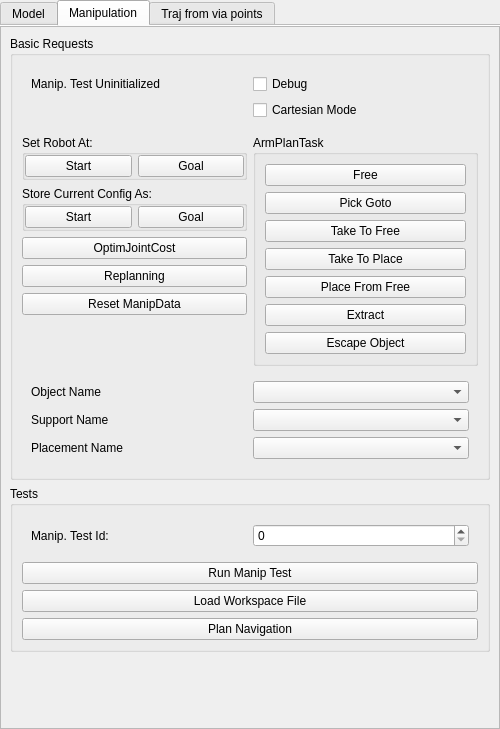
Above: src/move3d-qt-gui-libs/src/qtMainInterface/sideWidgets/qtRobot.ui from jmainpri/move3d-studio before the change. Below: the same form after it.
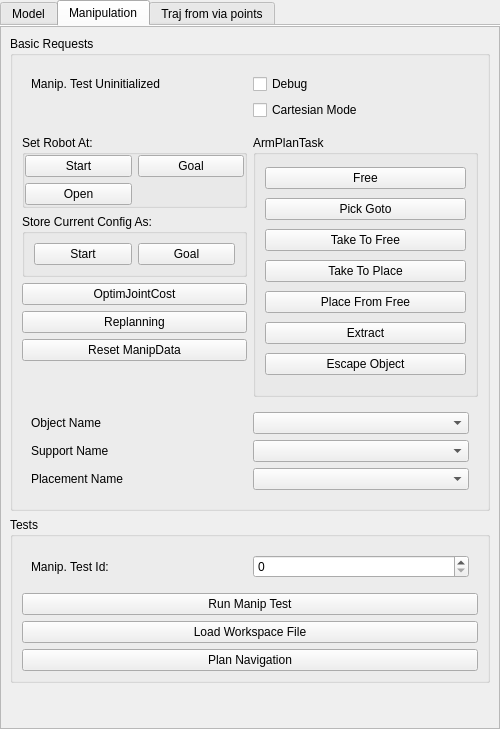
That is the form after the change. The open tabs and pages were chosen to show the change.

Commit message: [move3d-studio] fix bug and add button to set robot in openconf

Patch:
```diff
--- a/src/move3d-qt-gui-libs/src/qtMainInterface/sideWidgets/qtRobot.ui
+++ b/src/move3d-qt-gui-libs/src/qtMainInterface/sideWidgets/qtRobot.ui
@@ -32,7 +32,7 @@
       </sizepolicy>
      </property>
      <property name="currentIndex">
-      <number>2</number>
+      <number>1</number>
      </property>
      <property name="usesScrollButtons">
       <bool>true</bool>
@@ -79,8 +79,8 @@
            <rect>
             <x>0</x>
             <y>0</y>
-            <width>483</width>
-            <height>1170</height>
+            <width>480</width>
+            <height>1187</height>
            </rect>
           </property>
           <property name="sizePolicy">
@@ -593,9 +593,9 @@
           <property name="geometry">
            <rect>
             <x>0</x>
-            <y>0</y>
-            <width>483</width>
-            <height>734</height>
+            <y>-29</y>
+            <width>480</width>
+            <height>729</height>
            </rect>
           </property>
           <layout class="QVBoxLayout" name="verticalLayout_4">
@@ -622,24 +622,31 @@
                       <property name="title">
                        <string>Set Robot At:</string>
                       </property>
-                      <layout class="QHBoxLayout" name="horizontalLayout_11">
+                      <layout class="QGridLayout" name="gridLayout_9">
                        <property name="margin">
                         <number>0</number>
                        </property>
-                       <item>
+                       <item row="0" column="0">
                         <widget class="QPushButton" name="pushButtonSetStart">
                          <property name="text">
                           <string>Start</string>
                          </property>
                         </widget>
                        </item>
-                       <item>
+                       <item row="0" column="1">
                         <widget class="QPushButton" name="pushButtonSetGoal">
                          <property name="text">
                           <string>Goal</string>
                          </property>
                         </widget>
                        </item>
+                       <item row="1" column="0">
+                        <widget class="QPushButton" name="pushButtonSetOpenConfig">
+                         <property name="text">
+                          <string>Open</string>
+                         </property>
+                        </widget>
+                       </item>
                       </layout>
                      </widget>
                     </item>
@@ -648,18 +655,15 @@
                       <property name="title">
                        <string>Store Current Config As:</string>
                       </property>
-                      <layout class="QHBoxLayout" name="horizontalLayout_10">
-                       <property name="margin">
-                        <number>0</number>
-                       </property>
-                       <item>
+                      <layout class="QGridLayout" name="gridLayout_8">
+                       <item row="0" column="0">
                         <widget class="QPushButton" name="pushButtonStoreStart">
                          <property name="text">
                           <string>Start</string>
                          </property>
                         </widget>
                        </item>
-                       <item>
+                       <item row="0" column="1">
                         <widget class="QPushButton" name="pushButtonStoreGoal">
                          <property name="text">
                           <string>Goal</string>
```
The commit also changes 3 other files.
